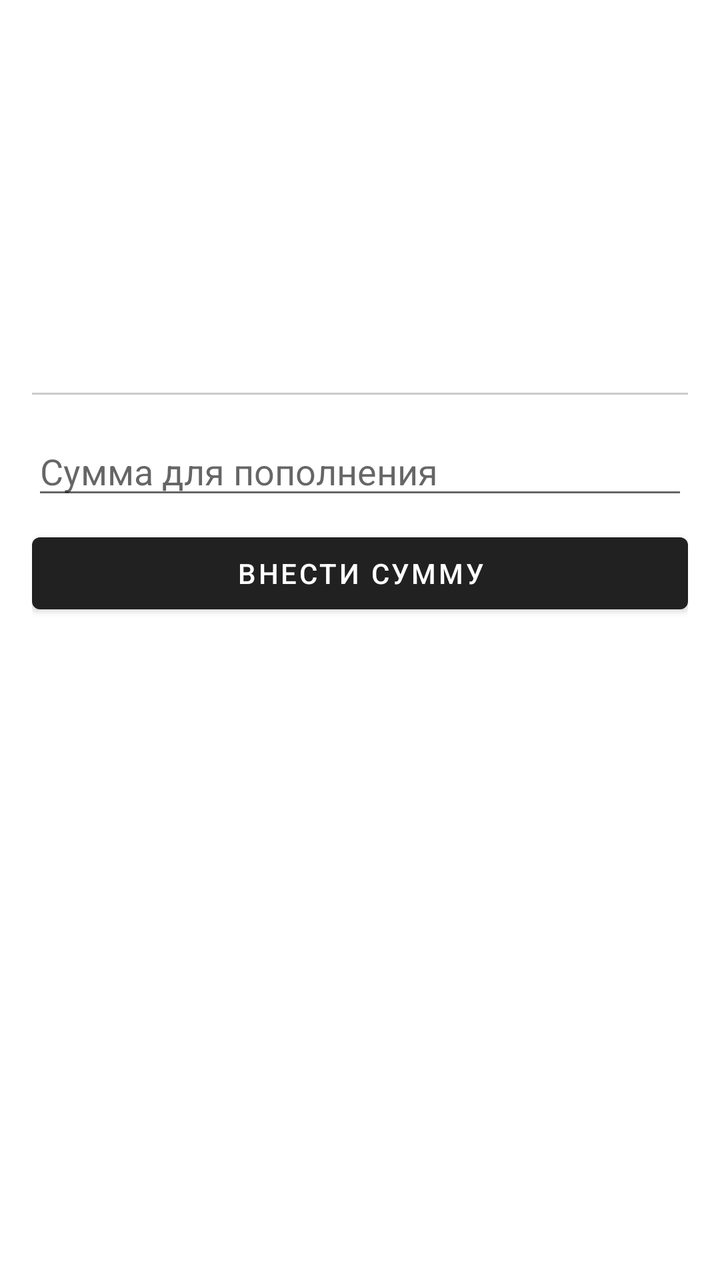
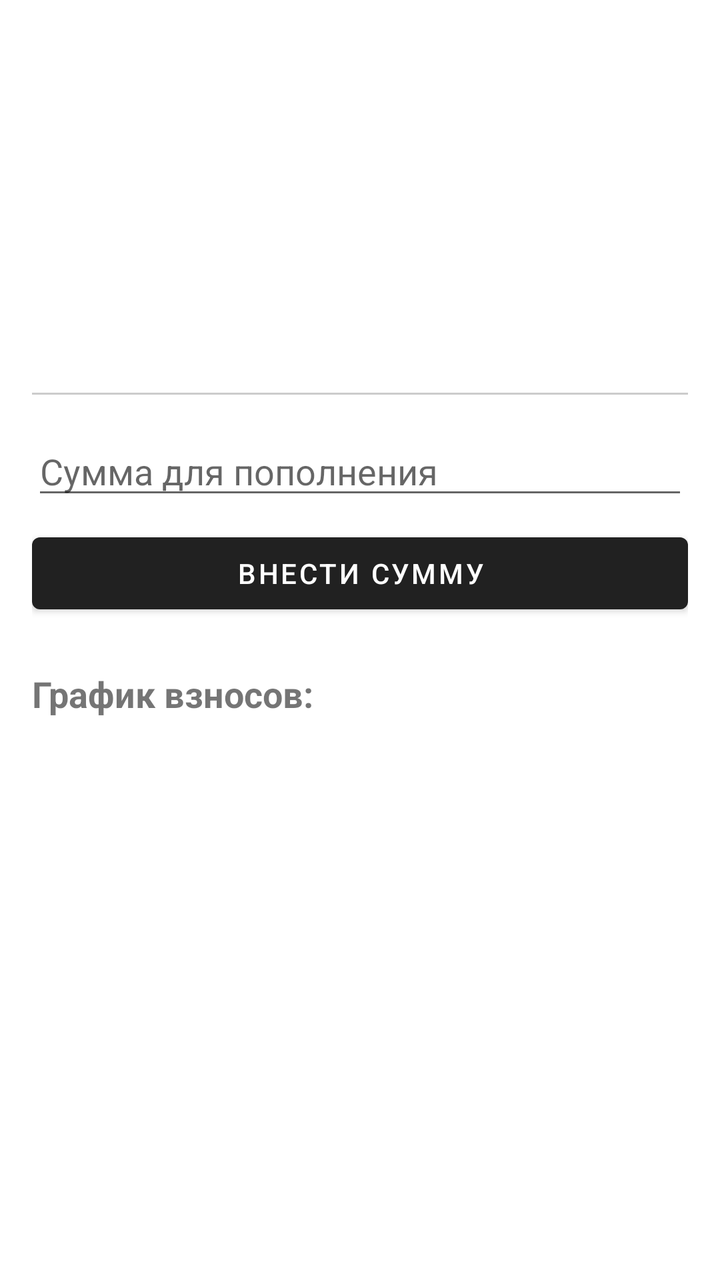

An Android layout rendered at two revisions. The XML below is the earlier revision; the diff shows what the commit changed to produce the second picture.
<!-- AndroidManifest.xml: application theme Theme.MaterialComponents.DayNight.DarkActionBar -->
<!-- res/layout/activity_goal_detail.xml -->
<?xml version="1.0" encoding="utf-8"?>
<LinearLayout xmlns:android="http://schemas.android.com/apk/res/android"
    android:layout_width="match_parent"
    android:layout_height="match_parent"
    android:orientation="vertical"
    android:padding="16dp">

    <TextView android:id="@+id/tvDetailName" android:layout_width="wrap_content" android:layout_height="wrap_content" android:textSize="24sp" android:textStyle="bold"/>
    <TextView android:id="@+id/tvDetailProgress" android:layout_width="match_parent" android:layout_height="wrap_content" android:textSize="18sp" android:layout_marginTop="16dp"/>
    
    <TextView android:id="@+id/tvCalculation" android:layout_width="match_parent" android:layout_height="wrap_content" android:textSize="16sp" android:layout_marginTop="16dp" android:textColor="#2E7D32" android:textStyle="bold"/>
    
    <TextView android:id="@+id/tvDetailLink" android:layout_width="match_parent" android:layout_height="wrap_content" android:layout_marginTop="8dp"/>
    <TextView android:id="@+id/tvDetailComment" android:layout_width="match_parent" android:layout_height="wrap_content" android:layout_marginTop="8dp"/>

    <View android:layout_width="match_parent" android:layout_height="1dp" android:background="#CCCCCC" android:layout_marginTop="16dp" android:layout_marginBottom="16dp"/>

    <EditText android:id="@+id/etAddAmount" android:layout_width="match_parent" android:layout_height="wrap_content" android:hint="Сумма для пополнения" android:inputType="numberDecimal"/>
    <Button android:id="@+id/btnAddAmount" android:layout_width="match_parent" android:layout_height="wrap_content" android:text="Внести сумму" android:layout_marginTop="8dp"/>

</LinearLayout>
<!-- resources referenced by this layout -->
<resources>

</resources>

<!-- the commit's change to res/layout/activity_goal_detail.xml (unified diff, before → after) -->
@@ -1,21 +1,34 @@
 <?xml version="1.0" encoding="utf-8"?>
-<LinearLayout xmlns:android="http://schemas.android.com/apk/res/android"
+<ScrollView xmlns:android="http://schemas.android.com/apk/res/android"
     android:layout_width="match_parent"
-    android:layout_height="match_parent"
-    android:orientation="vertical"
-    android:padding="16dp">
+    android:layout_height="match_parent">
+    <LinearLayout
+        android:layout_width="match_parent"
+        android:layout_height="wrap_content"
+        android:orientation="vertical"
+        android:padding="16dp">
 
-    <TextView android:id="@+id/tvDetailName" android:layout_width="wrap_content" android:layout_height="wrap_content" android:textSize="24sp" android:textStyle="bold"/>
-    <TextView android:id="@+id/tvDetailProgress" android:layout_width="match_parent" android:layout_height="wrap_content" android:textSize="18sp" android:layout_marginTop="16dp"/>
-    
-    <TextView android:id="@+id/tvCalculation" android:layout_width="match_parent" android:layout_height="wrap_content" android:textSize="16sp" android:layout_marginTop="16dp" android:textColor="#2E7D32" android:textStyle="bold"/>
-    
-    <TextView android:id="@+id/tvDetailLink" android:layout_width="match_parent" android:layout_height="wrap_content" android:layout_marginTop="8dp"/>
-    <TextView android:id="@+id/tvDetailComment" android:layout_width="match_parent" android:layout_height="wrap_content" android:layout_marginTop="8dp"/>
+        <TextView android:id="@+id/tvDetailName" android:layout_width="wrap_content" android:layout_height="wrap_content" android:textSize="24sp" android:textStyle="bold"/>
+        <TextView android:id="@+id/tvDetailProgress" android:layout_width="match_parent" android:layout_height="wrap_content" android:textSize="18sp" android:layout_marginTop="16dp"/>
+        
+        <TextView android:id="@+id/tvCalculation" android:layout_width="match_parent" android:layout_height="wrap_content" android:textSize="16sp" android:layout_marginTop="16dp" android:textColor="#2E7D32" android:textStyle="bold"/>
+        
+        <TextView android:id="@+id/tvDetailLink" android:layout_width="match_parent" android:layout_height="wrap_content" android:layout_marginTop="8dp"/>
+        <TextView android:id="@+id/tvDetailComment" android:layout_width="match_parent" android:layout_height="wrap_content" android:layout_marginTop="8dp"/>
 
-    <View android:layout_width="match_parent" android:layout_height="1dp" android:background="#CCCCCC" android:layout_marginTop="16dp" android:layout_marginBottom="16dp"/>
+        <View android:layout_width="match_parent" android:layout_height="1dp" android:background="#CCCCCC" android:layout_marginTop="16dp" android:layout_marginBottom="16dp"/>
 
-    <EditText android:id="@+id/etAddAmount" android:layout_width="match_parent" android:layout_height="wrap_content" android:hint="Сумма для пополнения" android:inputType="numberDecimal"/>
-    <Button android:id="@+id/btnAddAmount" android:layout_width="match_parent" android:layout_height="wrap_content" android:text="Внести сумму" android:layout_marginTop="8dp"/>
+        <EditText android:id="@+id/etAddAmount" android:layout_width="match_parent" android:layout_height="wrap_content" android:hint="Сумма для пополнения" android:inputType="numberDecimal"/>
+        <Button android:id="@+id/btnAddAmount" android:layout_width="match_parent" android:layout_height="wrap_content" android:text="Внести сумму" android:layout_marginTop="8dp"/>
 
-</LinearLayout>
+        <TextView android:layout_width="wrap_content" android:layout_height="wrap_content" android:text="График взносов:" android:textStyle="bold" android:textSize="18sp" android:layout_marginTop="24dp"/>
+        
+        
+        <androidx.recyclerview.widget.RecyclerView
+            android:id="@+id/recyclerViewSchedule"
+            android:layout_width="match_parent"
+            android:layout_height="wrap_content"
+            android:layout_marginTop="8dp"/>
+
+    </LinearLayout>
+</ScrollView>
